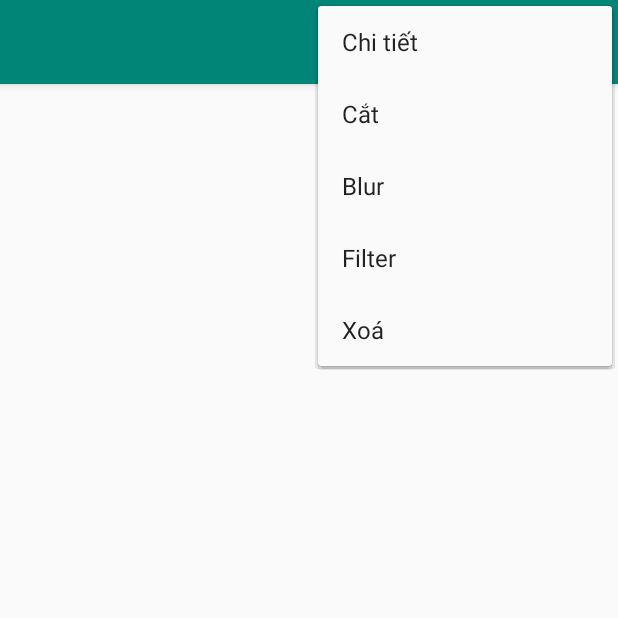
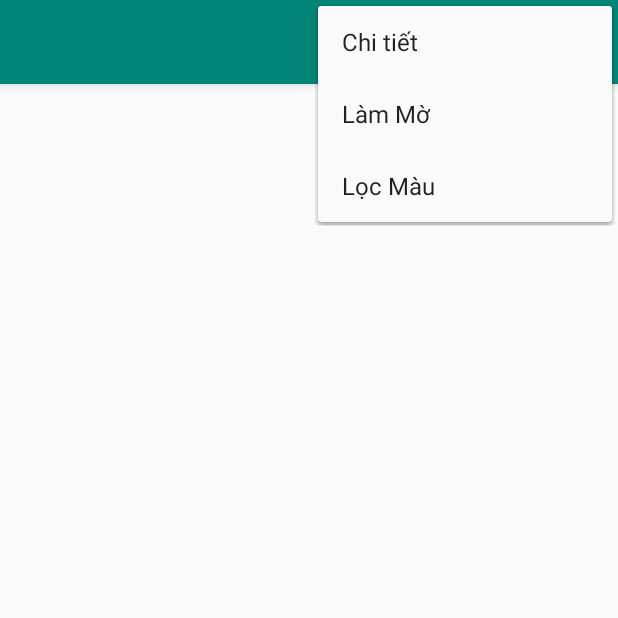
Before and after one commit to Android-Nhom15/GalleryAppOrigin, an Android app: the FullScreenPhoto screen opened directly, with no data from a screen before it, with the options menu open, on a phone screen of 412 x 824 dp, the top half of it. Run offline under Robolectric (Android 15) with nearby library versions, the phone set to English and light mode, and no system bars; libraries missing offline, so code that uses them is left out: com.github.chrisbanes.photoview; Roboto replaces fonts that are not available here; 3 statements that could not run were skipped.

Commit message:
update UI

```diff
--- a/app/src/main/res/menu/actionbar_fullscreenphoto.xml
+++ b/app/src/main/res/menu/actionbar_fullscreenphoto.xml
@@ -7,25 +7,28 @@
         android:title="Chi tiết"
         android:fontFamily="@font/dancing_script"
         app:showAsAction="never" />
+
     <item
         android:id="@+id/btnCrop"
         android:title="Cắt"
         android:fontFamily="@font/dancing_script"
-        app:showAsAction="never" />
+        android:icon="@android:drawable/ic_menu_crop"
+        app:showAsAction="always" />
     <item
         android:id="@+id/btnBlur"
-        android:title="Blur"
+        android:title="Làm Mờ"
         android:fontFamily="@font/dancing_script"
         app:showAsAction="never" />
     <item
         android:id="@+id/btnFilter"
-        android:title="Filter"
+        android:title="Lọc Màu"
         android:fontFamily="@font/dancing_script"
         app:showAsAction="never" />
     <item
         android:id="@+id/btnDelete"
         android:title="Xoá"
+        android:icon="@android:drawable/ic_menu_delete"
         android:fontFamily="@font/dancing_script"
-        app:showAsAction="never" />
+        app:showAsAction="always" />
 
 </menu>
```
